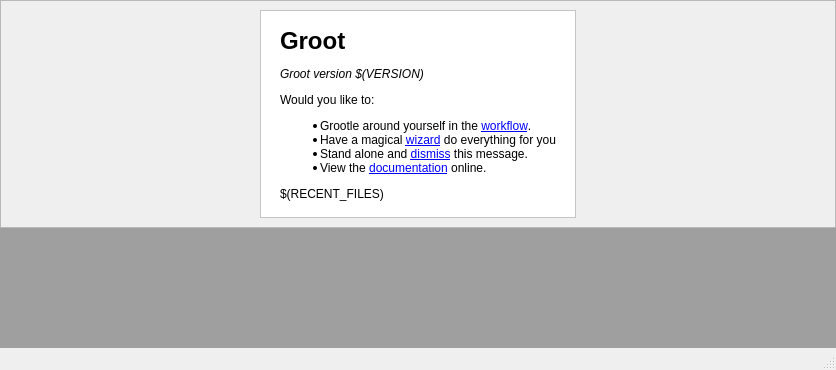
Old version of the form groot/frontends/gui/forms/designer/frm_main_designer.ui in the repository JMcInerneyLab/groot.
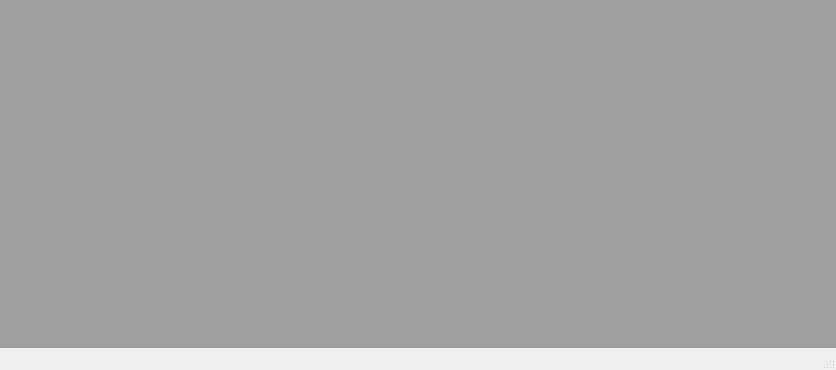
New version of the form.

The edit to the form file:
```diff
--- a/groot/frontends/gui/forms/designer/frm_main_designer.ui
+++ b/groot/frontends/gui/forms/designer/frm_main_designer.ui
@@ -27,56 +27,7 @@
     <property name="bottomMargin">
      <number>0</number>
     </property>
-    <property name="spacing">
-     <number>0</number>
-    </property>
     <item row="0" column="0">
-     <widget class="QFrame" name="FRA_HELP">
-      <property name="frameShape">
-       <enum>QFrame::StyledPanel</enum>
-      </property>
-      <property name="frameShadow">
-       <enum>QFrame::Raised</enum>
-      </property>
-      <layout class="QGridLayout" name="gridLayout_2">
-       <item row="0" column="0">
-        <widget class="QLabel" name="LBL_FIRST_MESSAGE">
-         <property name="sizePolicy">
-          <sizepolicy hsizetype="Fixed" vsizetype="Fixed">
-           <horstretch>0</horstretch>
-           <verstretch>0</verstretch>
-          </sizepolicy>
-         </property>
-         <property name="styleSheet">
-          <string notr="true">background:white;
-padding:16;</string>
-         </property>
-         <property name="frameShape">
-          <enum>QFrame::StyledPanel</enum>
-         </property>
-         <property name="text">
-          <string>&lt;html&gt;&lt;head/&gt;&lt;body&gt;
-&lt;h1&gt;Groot&lt;/h1&gt;
-&lt;p&gt;&lt;i&gt;Groot version $(VERSION)&lt;/i&gt;&lt;/p&gt;
-&lt;p&gt;Would you like to:&lt;/p&gt;
-&lt;ul&gt;
-&lt;li&gt;Grootle around yourself in the &lt;a href=&quot;action:show_workflow_form&quot;&gt;workflow&lt;/a&gt;.&lt;/li&gt;
-&lt;li&gt;Have a magical &lt;a href=&quot;action:show_wizard_form&quot;&gt;wizard&lt;/a&gt; do everything for you&lt;/li&gt;
-&lt;li&gt;Stand alone and &lt;a href=&quot;action:dismiss_startup_screen&quot;&gt;dismiss&lt;/a&gt; this message.&lt;/li&gt;
-&lt;li&gt;View the &lt;a href=&quot;action:show_help&quot;&gt;documentation&lt;/a&gt; online.&lt;/li&gt;
-&lt;/ul&gt;
-$(RECENT_FILES)
-&lt;/body&gt;&lt;/html&gt;</string>
-         </property>
-         <property name="alignment">
-          <set>Qt::AlignLeading|Qt::AlignLeft|Qt::AlignVCenter</set>
-         </property>
-        </widget>
-       </item>
-      </layout>
-     </widget>
-    </item>
-    <item row="1" column="0">
      <widget class="QMdiArea" name="MDI_AREA">
       <property name="sizePolicy">
        <sizepolicy hsizetype="Expanding" vsizetype="Expanding">
```
